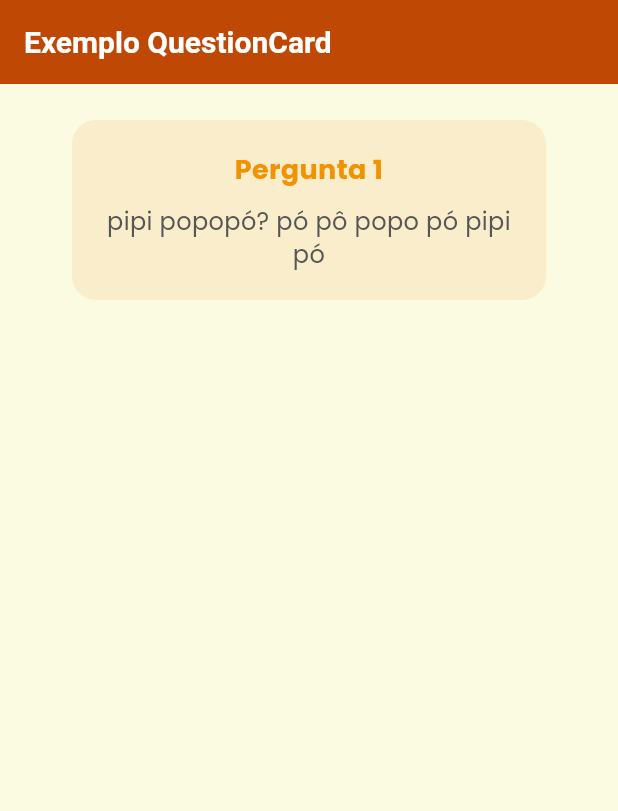
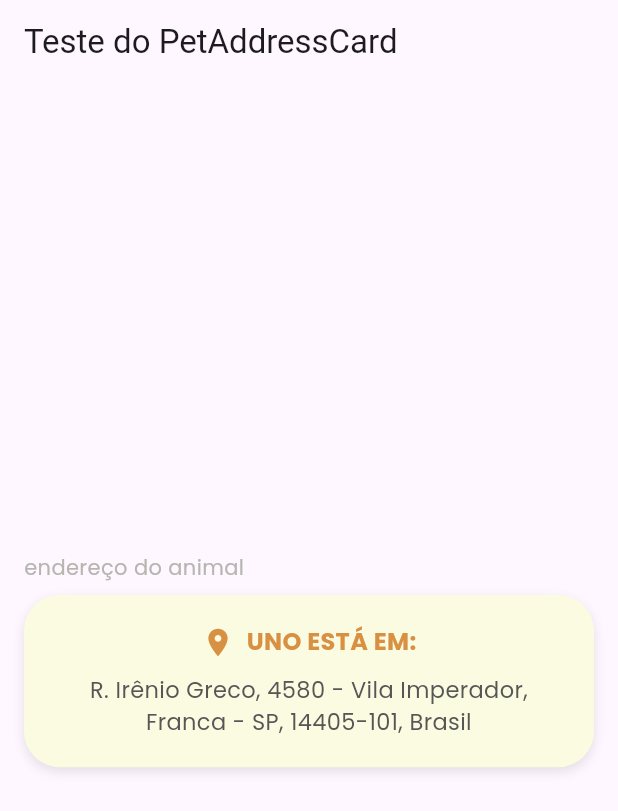
Before and after one commit to FatecFranca/DSM-P5-G07-2025-2, a Flutter app: the screen it shows after launch, on a phone screen of 412 x 824 dp. Shown: the top 811 px of the screen. Run offline on Flutter 3.47's test engine with Material 3 defaults, Android fonts, the phone set to English and light mode, and no system bars; our stand-ins replace google_fonts.

Commit message:
SCRUM-96: Criação do componente PetAddress

```diff
--- /dev/null
+++ b/mobile/lib/components/ui/pet_address_card.dart
@@ -0,0 +1,82 @@
+import 'package:flutter/material.dart';
+import 'package:google_fonts/google_fonts.dart';
+import '/theme/app_theme.dart';
+
+class PetAddressCard extends StatelessWidget {
+  final String petName;
+  final String address;
+
+  const PetAddressCard({
+    super.key,
+    required this.petName,
+    required this.address,
+  });
+
+  @override
+  Widget build(BuildContext context) {
+    return Column(
+      crossAxisAlignment: CrossAxisAlignment.start,
+      mainAxisSize: MainAxisSize.min,
+      children: [
+        Text(
+          'endereço do animal',
+          style: GoogleFonts.poppins(
+            fontSize: 14,
+            color: AppColors.black200,
+          ),
+        ),
+        const SizedBox(height: 8),
+
+        Container(
+          width: double.infinity,
+          padding: const EdgeInsets.symmetric(vertical: 20, horizontal: 24),
+          decoration: BoxDecoration(
+            color: AppColors.sand100,
+            borderRadius: BorderRadius.circular(24.0),
+            boxShadow: [
+              BoxShadow(
+                color: Colors.black.withAlpha(26),
+                blurRadius: 6,
+                offset: const Offset(0, 3),
+              ),
+            ],
+          ),
+          child: Column(
+            children: [
+              Row(
+                mainAxisAlignment: MainAxisAlignment.center,
+                children: [
+                  const Icon(
+                    Icons.location_on,
+                    color: AppColors.orange200,
+                    size: 22,
+                  ),
+                  const SizedBox(width: 8),
+                  Text(
+                    '${petName.toUpperCase()} ESTÁ EM:',
+                    style: GoogleFonts.poppins(
+                      color: AppColors.orange200,
+                      fontWeight: FontWeight.bold,
+                      fontSize: 16,
+                    ),
+                  ),
+                ],
+              ),
+              const SizedBox(height: 10),
+
+              Text(
+                address,
+                textAlign: TextAlign.center,
+                style: GoogleFonts.poppins(
+                  color: AppColors.black400,
+                  fontSize: 15,
+                  height: 1.4,
+                ),
+              ),
+            ],
+          ),
+        ),
+      ],
+    );
+  }
+}
--- a/mobile/lib/main.dart
+++ b/mobile/lib/main.dart
@@ -1,6 +1,6 @@
 import 'package:flutter/material.dart';
-import '../theme/app_theme.dart';
-import './components/ui/question_card.dart';
+import '/components/ui/pet_address_card.dart';
+import '/theme/app_theme.dart';
 
 void main() {
   runApp(const MyApp());
@@ -12,29 +12,26 @@ class MyApp extends StatelessWidget {
   @override
   Widget build(BuildContext context) {
     return MaterialApp(
-      title: 'PetDex',
+      title: 'PetDex Component Test',
       debugShowCheckedModeBanner: false,
-      theme: AppTheme.lightTheme,
-      home: const QuestionDemoPage(),
+      home: const ComponentTestScreen(),
     );
   }
 }
 
-class QuestionDemoPage extends StatelessWidget {
-  const QuestionDemoPage({super.key});
+class ComponentTestScreen extends StatelessWidget {
+  const ComponentTestScreen({super.key});
 
   @override
   Widget build(BuildContext context) {
     return Scaffold(
-      appBar: AppBar(title: const Text("Exemplo QuestionCard")),
-      body: Padding(
-        padding: const EdgeInsets.all(16.0),
-        child: ListView(
-          children: const [
-            QuestionCard(
-              questionNumber: 1,
-              questionText: "pipi popopó? pó pô popo pó pipi pó",
-            ),
+      appBar: AppBar(title: const Text('Teste do PetAddressCard')),
+      body: const Center(
+        child: Padding(
+          padding: EdgeInsets.all(16.0),
+          child: PetAddressCard(
+            petName: 'Uno',
+            address: 'R. Irênio Greco, 4580 - Vila Imperador, Franca - SP, 14405-101, Brasil',
           ),
         ),
       ),
--- a/mobile/pubspec.yaml
+++ b/mobile/pubspec.yaml
@@ -36,6 +36,9 @@ dependencies:
   cupertino_icons: ^1.0.8
   hugeicons: ^1.0.2
   google_fonts: ^6.2.1
+  http: ^1.2.1
+
+  font_awesome_flutter: ^10.7.0
 
 dev_dependencies:
   flutter_test:
```
Also changed, not shown: mobile/pubspec.lock.
